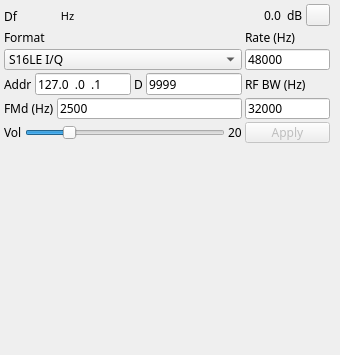
Qt form plugins/channeltx/udpsink/udpsinkgui.ui (f4exb/sdrangel) before a commit.
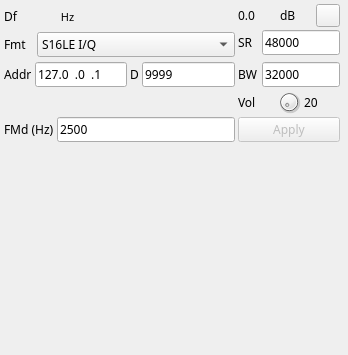
The same form after that commit. Icons and pictures are not drawn. Custom widgets are drawn as their Qt base class.

Commit message: UDPSink plugin GUI: added VU meter

What changed in the file:
```diff
--- a/plugins/channeltx/udpsink/udpsinkgui.ui
+++ b/plugins/channeltx/udpsink/udpsinkgui.ui
@@ -6,7 +6,7 @@
    <rect>
     <x>0</x>
     <y>0</y>
-    <width>340</width>
+    <width>348</width>
     <height>355</height>
    </rect>
   </property>
@@ -36,7 +36,7 @@
     <rect>
      <x>2</x>
      <y>2</y>
-     <width>330</width>
+     <width>340</width>
      <height>142</height>
     </rect>
    </property>
@@ -65,78 +65,52 @@
     <property name="spacing">
      <number>3</number>
     </property>
-    <item row="1" column="0">
-     <widget class="QLabel" name="label">
-      <property name="text">
-       <string>Format</string>
-      </property>
-     </widget>
-    </item>
-    <item row="2" column="0">
-     <widget class="QComboBox" name="sampleFormat">
-      <property name="toolTip">
-       <string>Samples format</string>
-      </property>
-      <property name="currentIndex">
-       <number>0</number>
-      </property>
+    <item row="3" column="0">
+     <layout class="QHBoxLayout" name="AddressLayout">
       <item>
-       <property name="text">
-        <string>S16LE I/Q</string>
-       </property>
+       <widget class="QLabel" name="Addresslabel">
+        <property name="text">
+         <string>Addr</string>
+        </property>
+       </widget>
       </item>
       <item>
-       <property name="text">
-        <string>S16LE NFM</string>
-       </property>
+       <widget class="QLineEdit" name="udpAddress">
+        <property name="toolTip">
+         <string>Remote address</string>
+        </property>
+        <property name="inputMask">
+         <string>000.000.000.000</string>
+        </property>
+        <property name="text">
+         <string>127.0.0.1</string>
+        </property>
+       </widget>
       </item>
       <item>
-       <property name="text">
-        <string>S16LE NFM Mono</string>
-       </property>
+       <widget class="QLabel" name="udpPortlabel">
+        <property name="text">
+         <string>D</string>
+        </property>
+       </widget>
       </item>
       <item>
-       <property name="text">
-        <string>S16LE LSB</string>
-       </property>
+       <widget class="QLineEdit" name="udpPort">
+        <property name="toolTip">
+         <string>Remote data port</string>
+        </property>
+        <property name="inputMask">
+         <string>00000</string>
+        </property>
+        <property name="text">
+         <string>9999</string>
+        </property>
+       </widget>
       </item>
-      <item>
-       <property name="text">
-        <string>S16LE USB</string>
-       </property>
-      </item>
-      <item>
-       <property name="text">
-        <string>S16LE LSB Mono</string>
-       </property>
-      </item>
-      <item>
-       <property name="text">
-        <string>S16LE USB Mono</string>
-       </property>
-      </item>
-      <item>
-       <property name="text">
-        <string>S16LE AM Mono</string>
-       </property>
-      </item>
-     </widget>
+     </layout>
     </item>
     <item row="0" column="2">
      <layout class="QHBoxLayout" name="ChannelPowerLayout">
-      <item>
-       <spacer name="horizontalSpacer">
-        <property name="orientation">
-         <enum>Qt::Horizontal</enum>
-        </property>
-        <property name="sizeHint" stdset="0">
-         <size>
-          <width>40</width>
-          <height>20</height>
-         </size>
-        </property>
-       </spacer>
-      </item>
       <item>
        <widget class="QLabel" name="channelPower">
         <property name="toolTip">
@@ -177,30 +151,6 @@
       </item>
      </layout>
     </item>
-    <item row="1" column="2">
-     <widget class="QLabel" name="label_2">
-      <property name="text">
-       <string>Rate (Hz)</string>
-      </property>
-     </widget>
-    </item>
-    <item row="8" column="2">
-     <layout class="QHBoxLayout" name="BoostLayout">
-      <item>
-       <widget class="QPushButton" name="applyBtn">
-        <property name="enabled">
-         <bool>false</bool>
-        </property>
-        <property name="toolTip">
-         <string>Apply text input and/or samples format</string>
-        </property>
-        <property name="text">
-         <string>Apply</string>
-        </property>
-       </widget>
-      </item>
-     </layout>
-    </item>
     <item row="0" column="0">
      <layout class="QHBoxLayout" name="DeltaFrequencyLayout">
       <property name="topMargin">
@@ -328,8 +278,8 @@
       </item>
      </layout>
     </item>
-    <item row="7" column="0">
-     <layout class="QHBoxLayout" name="PortLayout">
+    <item row="8" column="0">
+     <layout class="QHBoxLayout" name="FMDevLayout">
       <item>
        <widget class="QLabel" name="fmDevLabel">
         <property name="text">
@@ -352,28 +302,8 @@
       </item>
      </layout>
     </item>
-    <item row="5" column="2">
-     <widget class="QLabel" name="label_3">
-      <property name="text">
-       <string>RF BW (Hz)</string>
-      </property>
-     </widget>
-    </item>
-    <item row="7" column="2">
-     <widget class="QLineEdit" name="rfBandwidth">
-      <property name="toolTip">
-       <string>Signal bandwidth</string>
-      </property>
-      <property name="inputMask">
-       <string>0009999</string>
-      </property>
-      <property name="text">
-       <string>32000</string>
-      </property>
-     </widget>
-    </item>
-    <item row="8" column="0">
-     <layout class="QHBoxLayout" name="AudioPortLayout">
+    <item row="4" column="2">
+     <layout class="QHBoxLayout" name="VolumeLayout">
       <item>
        <widget class="QLabel" name="volumeLabel">
         <property name="text">
@@ -382,21 +312,12 @@
        </widget>
       </item>
       <item>
-       <widget class="QSlider" name="volume">
-        <property name="toolTip">
-         <string>Audio volume</string>
-        </property>
-        <property name="maximum">
-         <number>100</number>
-        </property>
-        <property name="pageStep">
-         <number>1</number>
-        </property>
-        <property name="value">
-         <number>20</number>
-        </property>
-        <property name="orientation">
-         <enum>Qt::Horizontal</enum>
+       <widget class="QDial" name="volume">
+        <property name="maximumSize">
+         <size>
+          <width>24</width>
+          <height>24</height>
+         </size>
         </property>
        </widget>
       </item>
@@ -409,58 +330,155 @@
       </item>
      </layout>
     </item>
-    <item row="2" column="2">
-     <widget class="QLineEdit" name="sampleRate">
+    <item row="1" column="0" rowspan="2">
+     <layout class="QHBoxLayout" name="FormatLayout">
+      <item>
+       <widget class="QLabel" name="sampleFormatLabel">
+        <property name="maximumSize">
+         <size>
+          <width>30</width>
+          <height>16777215</height>
+         </size>
+        </property>
+        <property name="text">
+         <string>Fmt</string>
+        </property>
+       </widget>
+      </item>
+      <item>
+       <widget class="QComboBox" name="sampleFormat">
+        <property name="toolTip">
+         <string>Samples format</string>
+        </property>
+        <property name="currentIndex">
+         <number>0</number>
+        </property>
+        <item>
+         <property name="text">
+          <string>S16LE I/Q</string>
+         </property>
+        </item>
+        <item>
+         <property name="text">
+          <string>S16LE NFM</string>
+         </property>
+        </item>
+        <item>
+         <property name="text">
+          <string>S16LE NFM Mono</string>
+         </property>
+        </item>
+        <item>
+         <property name="text">
+          <string>S16LE LSB</string>
+         </property>
+        </item>
+        <item>
+         <property name="text">
+          <string>S16LE USB</string>
+         </property>
+        </item>
+        <item>
+         <property name="text">
+          <string>S16LE LSB Mono</string>
+         </property>
+        </item>
+        <item>
+         <property name="text">
+          <string>S16LE USB Mono</string>
+         </property>
+        </item>
+        <item>
+         <property name="text">
+          <string>S16LE AM Mono</string>
+         </property>
+        </item>
+       </widget>
+      </item>
+     </layout>
+    </item>
+    <item row="1" column="2">
+     <layout class="QHBoxLayout" name="SampleRateLayout">
+      <item>
+       <widget class="QLabel" name="sampleRateLabel">
+        <property name="minimumSize">
+         <size>
+          <width>21</width>
+          <height>0</height>
+         </size>
+        </property>
+        <property name="text">
+         <string>SR</string>
+        </property>
+       </widget>
+      </item>
+      <item>
+       <widget class="QLineEdit" name="sampleRate">
+        <property name="toolTip">
+         <string>Samples rate</string>
+        </property>
+        <property name="inputMask">
+         <string>0009999</string>
+        </property>
+        <property name="text">
+         <string>48000</string>
+        </property>
+       </widget>
+      </item>
+     </layout>
+    </item>
+    <item row="3" column="2">
+     <layout class="QHBoxLayout" name="horizontalLayout_2">
+      <item>
+       <widget class="QLabel" name="label_3">
+        <property name="minimumSize">
+         <size>
+          <width>21</width>
+          <height>0</height>
+         </size>
+        </property>
+        <property name="text">
+         <string>BW</string>
+        </property>
+       </widget>
+      </item>
+      <item>
+       <widget class="QLineEdit" name="rfBandwidth">
+        <property name="toolTip">
+         <string>Signal bandwidth</string>
+        </property>
+        <property name="inputMask">
+         <string>0009999</string>
+        </property>
+        <property name="text">
+         <string>32000</string>
+        </property>
+       </widget>
+      </item>
+     </layout>
+    </item>
+    <item row="8" column="2">
+     <widget class="QPushButton" name="applyBtn">
+      <property name="enabled">
+       <bool>false</bool>
+      </property>
       <property name="toolTip">
-       <string>Samples rate</string>
-      </property>
-      <property name="inputMask">
-       <string>0009999</string>
+       <string>Apply text input and/or samples format</string>
       </property>
       <property name="text">
-       <string>48000</string>
+       <string>Apply</string>
       </property>
      </widget>
     </item>
-    <item row="5" column="0">
-     <layout class="QHBoxLayout" name="AddressLayout">
+    <item row="4" column="0">
+     <layout class="QHBoxLayout" name="VUMeterLayout">
       <item>
-       <widget class="QLabel" name="Addresslabel">
-        <property name="text">
-         <string>Addr</string>
-        </property>
-       </widget>
-      </item>
-      <item>
-       <widget class="QLineEdit" name="udpAddress">
-        <property name="toolTip">
-         <string>Remote address</string>
-        </property>
-        <property name="inputMask">
-         <string>000.000.000.000</string>
-        </property>
-        <property name="text">
-         <string>127.0.0.1</string>
-        </property>
-       </widget>
-      </item>
-      <item>
-       <widget class="QLabel" name="udpPortlabel">
-        <property name="text">
-         <string>D</string>
-        </property>
-       </widget>
-      </item>
-      <item>
-       <widget class="QLineEdit" name="udpPort">
-        <property name="toolTip">
-         <string>Remote data port</string>
-        </property>
-        <property name="inputMask">
-         <string>00000</string>
-        </property>
-        <property name="text">
-         <string>9999</string>
+       <widget class="LevelMeterVU" name="volumeMeter" native="true">
+        <property name="sizePolicy">
+         <sizepolicy hsizetype="Expanding" vsizetype="Preferred">
+          <horstretch>0</horstretch>
+          <verstretch>0</verstretch>
+         </sizepolicy>
         </property>
        </widget>
       </item>
@@ -473,7 +491,7 @@
     <rect>
      <x>15</x>
      <y>160</y>
-     <width>231</width>
+     <width>321</width>
      <height>156</height>
     </rect>
    </property>
@@ -537,6 +555,12 @@
    <header>gui/valuedialz.h</header>
    <container>1</container>
   </customwidget>
+  <customwidget>
+   <class>LevelMeterVU</class>
+   <extends>QWidget</extends>
+   <header>gui/levelmeter.h</header>
+   <container>1</container>
+  </customwidget>
  </customwidgets>
  <tabstops>
   <tabstop>sampleRate</tabstop>
```
Left out of the diff: 4 changed lines with no effect on the pictures. The commit also changes 1 other file.
